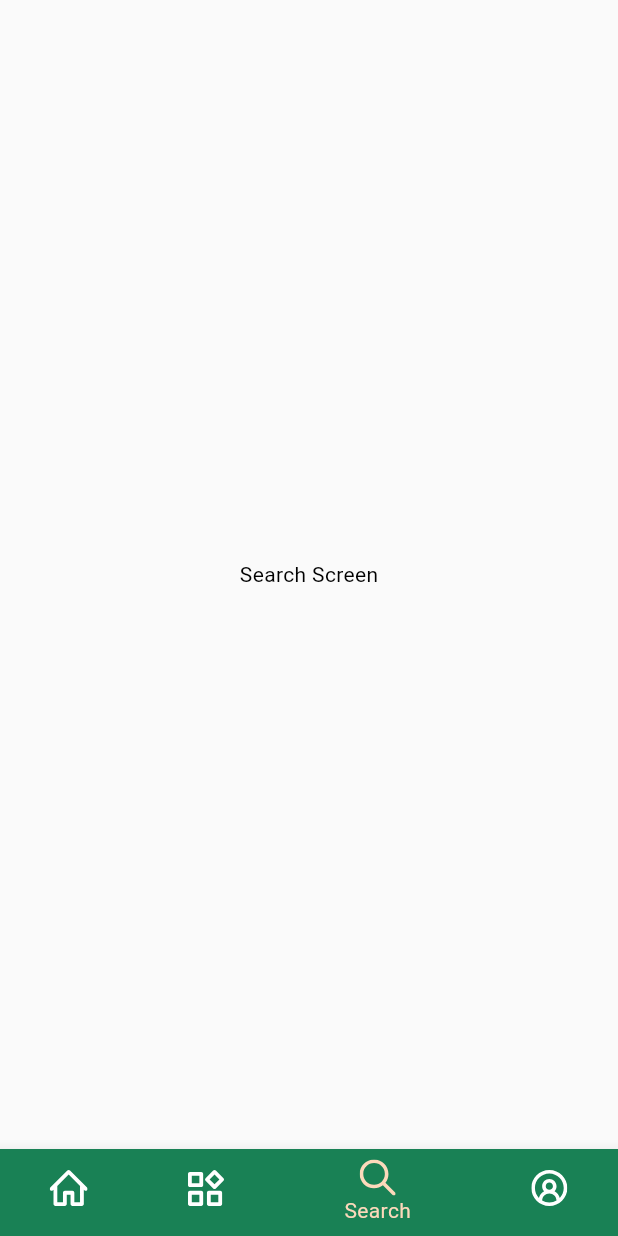
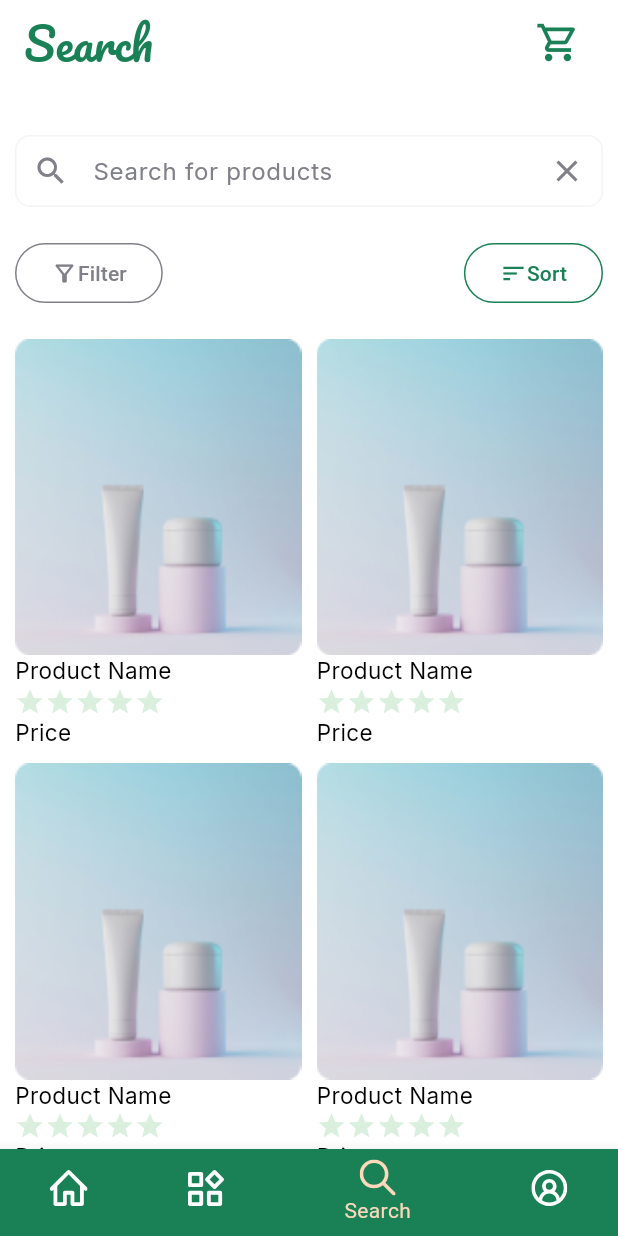
Before and after one commit to MinhNhatQA15101910/se346.flower_shop_management, a Flutter app: the screen it shows after launch, item 3 of the bottom bar chosen, on a phone screen of 412 x 824 dp. Run offline on Flutter 3.47's test engine with Material 3 defaults, Android fonts, the phone set to English and light mode, and no system bars; drawn by our look-alikes of flutter_rating_bar; our stand-ins replace carousel_slider, flutter_svg, google_fonts, smooth_page_indicator.

Commit message:
Still working on

```diff
--- a/frontend/lib/features/customer/search/screens/search_screen.dart
+++ b/frontend/lib/features/customer/search/screens/search_screen.dart
@@ -1,4 +1,7 @@
 import 'package:flutter/material.dart';
+import 'package:google_fonts/google_fonts.dart';
+import 'package:frontend/common/widgets/single_product_card.dart';
+import 'package:frontend/constants/global_variables.dart';
 
 class SearchScreen extends StatefulWidget {
   const SearchScreen({super.key});
@@ -8,10 +11,179 @@ class SearchScreen extends StatefulWidget {
 }
 
 class _SearchScreenState extends State<SearchScreen> {
+  final _textController = TextEditingController();
+
   @override
   Widget build(BuildContext context) {
-    return const Center(
-      child: Text('Search Screen'),
+    return Scaffold(
+      backgroundColor: Colors.white,
+      appBar: PreferredSize(
+        preferredSize: const Size.fromHeight(60),
+        child: AppBar(
+          title: Row(
+            mainAxisAlignment: MainAxisAlignment.spaceBetween,
+            children: [
+              Text(
+                'Search',
+                style: GoogleFonts.pacifico(
+                  fontSize: 30,
+                  decoration: TextDecoration.none,
+                  color: GlobalVariables.darkGreen,
+                ),
+              ),
+              IconButton(
+                onPressed: () {},
+                iconSize: 30,
+                icon: const Icon(
+                  Icons.shopping_cart_outlined,
+                  color: GlobalVariables.darkGreen,
+                ),
+              ),
+            ],
+          ),
+        ),
+      ),
+      body: SingleChildScrollView(
+          child: Padding(
+        padding: const EdgeInsets.all(10.0),
+        child: Column(
+          children: [
+            const SizedBox(height: 20),
+            TextField(
+              controller: _textController,
+              style: GoogleFonts.inter(
+                color: GlobalVariables.darkGrey,
+                fontSize: 16,
+              ),
+              decoration: InputDecoration(
+                contentPadding: const EdgeInsets.all(10),
+                prefixIconColor: GlobalVariables.darkGrey,
+                suffixIconColor: GlobalVariables.darkGrey,
+                hintStyle: GoogleFonts.inter(
+                  color: GlobalVariables.darkGrey,
+                  fontSize: 16,
+                ),
+                hintText: 'Search for products',
+                prefixIcon: const Icon(Icons.search),
+                suffixIcon: IconButton(
+                  enableFeedback: false,
+                  onPressed: () {
+                    _textController.clear();
+                  },
+                  icon: const Icon(Icons.clear),
+                ),
+                enabledBorder: OutlineInputBorder(
+                  borderSide: BorderSide(color: GlobalVariables.lightGrey),
+                  borderRadius: BorderRadius.circular(10),
+                ),
+                focusedBorder: OutlineInputBorder(
+                  borderSide: BorderSide(color: GlobalVariables.darkGreen),
+                  borderRadius: BorderRadius.circular(10),
+                ),
+              ),
+            ),
+            const SizedBox(height: 20),
+            Row(
+              mainAxisAlignment: MainAxisAlignment.spaceBetween,
+              children: [
+                ElevatedButton(
+                  onPressed: () => {_showFilterBottomSheet(context)},
+                  style: ElevatedButton.styleFrom(
+                    backgroundColor: Colors.transparent,
+                    foregroundColor: GlobalVariables.darkGrey,
+                    shadowColor: Colors.transparent,
+                    side: const BorderSide(color: GlobalVariables.darkGrey),
+                  ),
+                  child: Row(
+                    mainAxisAlignment: MainAxisAlignment.spaceEvenly,
+                    children: [
+                      Icon(Icons.filter_alt_outlined),
+                      Text('Filter'),
+                    ],
+                  ),
+                ),
+                ElevatedButton(
+                  onPressed: () => {_showSortBottomSheet(context)},
+                  style: ElevatedButton.styleFrom(
+                    backgroundColor: Colors.transparent,
+                    foregroundColor: GlobalVariables.darkGreen,
+                    shadowColor: Colors.transparent,
+                    side: const BorderSide(color: GlobalVariables.darkGreen),
+                  ),
+                  child: Row(
+                    mainAxisAlignment: MainAxisAlignment.spaceEvenly,
+                    children: [
+                      Icon(Icons.sort_outlined),
+                      Text('Sort'),
+                    ],
+                  ),
+                ),
+              ],
+            ),
+            const SizedBox(height: 20),
+            GridView.builder(
+              shrinkWrap: true,
+              physics: const NeverScrollableScrollPhysics(),
+              gridDelegate: const SliverGridDelegateWithFixedCrossAxisCount(
+                crossAxisCount: 2,
+                crossAxisSpacing: 10,
+                mainAxisSpacing: 10,
+                childAspectRatio: 0.7,
+              ),
+              itemCount: 10,
+              itemBuilder: (context, index) {
+                return SingleProductCard();
+              },
+            ),
+          ],
+        ),
+      )),
     );
   }
 }
+
+void _showFilterBottomSheet(BuildContext context) {
+  showModalBottomSheet(
+    context: context,
+    builder: (BuildContext context) {
+      return SizedBox(
+        width: double.infinity,
+        child: Column(
+          children: [
+            _buildBottomSheetButton(
+              context: context,
+              text: 'Filter 1',
+            ),
+          ],
+        ),
+      );
+    },
+  );
+}
+
+// Function to show sort bottom sheet
+void _showSortBottomSheet(BuildContext context) {
+  showModalBottomSheet(
+    context: context,
+    builder: (BuildContext context) {
+      return SizedBox(
+        width: double.infinity,
+        child: Text('Sort Bottom Sheet'),
+      );
+    },
+  );
+}
+
+Widget _buildBottomSheetButton({
+  required BuildContext context,
+  required String text,
+}) {
+  return ToggleButtons(
+    isSelected: [false],
+    borderColor: GlobalVariables.darkGrey,
+    selectedBorderColor: GlobalVariables.darkGreen,
+    children: [
+      Text(text, style: GoogleFonts.inter(color: GlobalVariables.darkGrey)),
+    ],
+  );
+}
```
